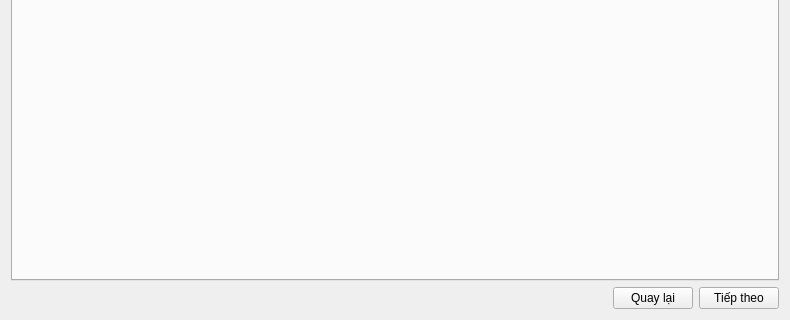
Before: the Qt Designer form mode.ui in jindojojin/vhredline, drawn with Qt 5; both pictures show x 0 to 790 and y 261 to 581 of the 790 by 581 pixel window.
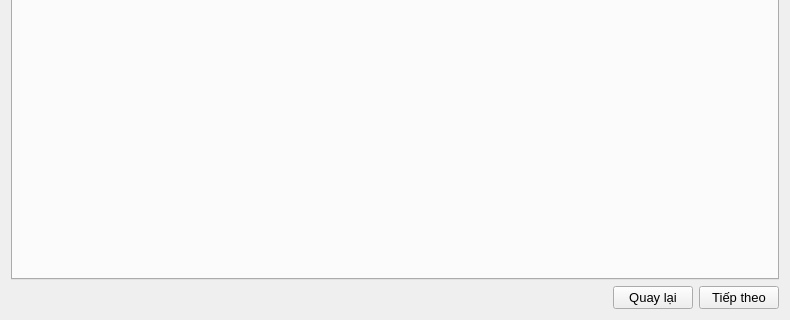
After: the same form once the commit is applied.

```diff
--- a/mode.ui
+++ b/mode.ui
@@ -25,6 +25,11 @@
    </item>
    <item row="1" column="1">
     <widget class="QPushButton" name="back_btn">
+     <property name="font">
+      <font>
+       <pointsize>10</pointsize>
+      </font>
+     </property>
      <property name="text">
       <string>Quay lại</string>
      </property>
@@ -32,6 +37,11 @@
    </item>
    <item row="1" column="2">
     <widget class="QPushButton" name="next_btn">
+     <property name="font">
+      <font>
+       <pointsize>10</pointsize>
+      </font>
+     </property>
      <property name="text">
       <string>Tiếp theo</string>
      </property>
@@ -52,6 +62,11 @@
    </item>
    <item row="1" column="0">
     <widget class="QLabel" name="path">
+     <property name="font">
+      <font>
+       <pointsize>11</pointsize>
+      </font>
+     </property>
      <property name="text">
       <string/>
      </property>
```
